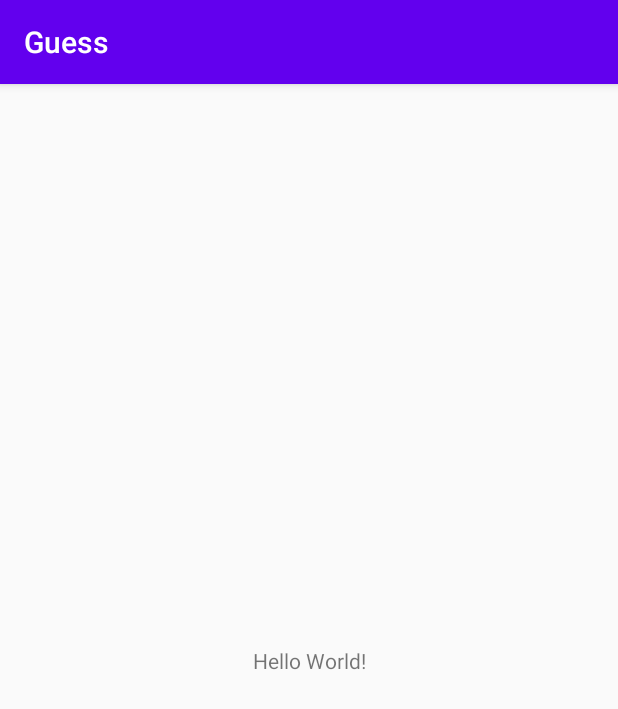
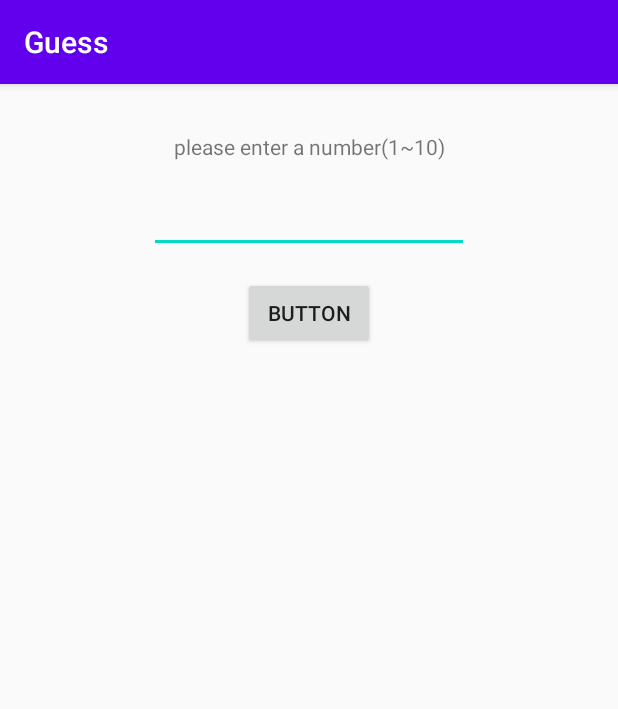
Before and after one commit to kway1357/Guess, an Android app: the screen it shows after launch (MainActivity), on a phone screen of 412 x 824 dp. Shown: the top 709 px of the screen. Run offline under Robolectric (Android 15) with nearby library versions, the phone set to English and light mode, and no system bars.

Commit message:
fumction design, toast, dailog

```diff
--- a/app/src/main/res/layout/activity_main.xml
+++ b/app/src/main/res/layout/activity_main.xml
@@ -8,12 +8,34 @@
     tools:context=".MainActivity">
 
     <TextView
+        android:id="@+id/textView2"
         android:layout_width="wrap_content"
         android:layout_height="wrap_content"
-        android:text="Hello World!"
-        app:layout_constraintBottom_toBottomOf="parent"
-        app:layout_constraintLeft_toLeftOf="parent"
-        app:layout_constraintRight_toRightOf="parent"
+        android:layout_marginTop="32dp"
+        android:text="please enter a number(1~10)"
+        app:layout_constraintEnd_toEndOf="parent"
+        app:layout_constraintStart_toStartOf="parent"
         app:layout_constraintTop_toTopOf="parent" />
 
+    <EditText
+        android:id="@+id/number"
+        android:layout_width="wrap_content"
+        android:layout_height="wrap_content"
+        android:layout_marginTop="16dp"
+        android:ems="10"
+        android:inputType="numberDecimal"
+        app:layout_constraintEnd_toEndOf="parent"
+        app:layout_constraintStart_toStartOf="parent"
+        app:layout_constraintTop_toBottomOf="@+id/textView2" />
+
+    <Button
+        android:id="@+id/ok"
+        android:layout_width="wrap_content"
+        android:layout_height="wrap_content"
+        android:layout_marginTop="16dp"
+        android:text="Button"
+        app:layout_constraintEnd_toEndOf="parent"
+        app:layout_constraintStart_toStartOf="parent"
+        app:layout_constraintTop_toBottomOf="@+id/number"
+        tools:text="ok" />
 </androidx.constraintlayout.widget.ConstraintLayout>
```
Also changed, not shown: app/src/main/java/com/example/guess/MainActivity.kt (+33 -0 lines), app/src/main/java/com/example/guess/SecreNumber.kt (added, +18 -0 lines), app/src/main/res/layout/linear_main.xml (added, +34 -0 lines).
